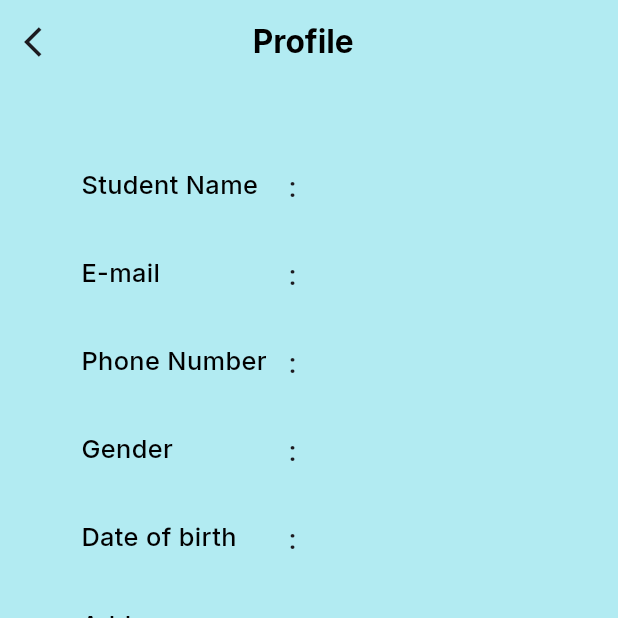
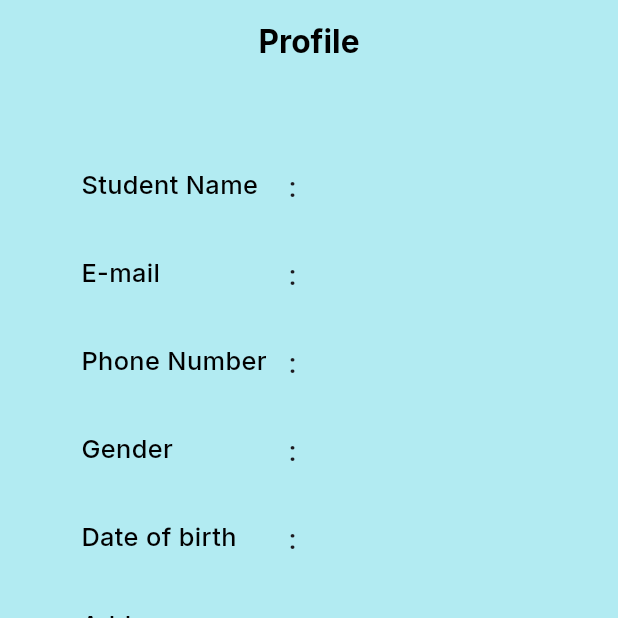
Before and after one commit to Nihala163/edulive, a Flutter app: the Viewuserprofile screen opened directly with empty values, scrolled down 152 dp, on a phone screen of 412 x 824 dp, the top half of it. Run offline on Flutter 3.47's test engine with Material 3 defaults, Android fonts, the phone set to English and light mode, and no system bars; our stand-ins replace carousel_slider, cloud_firestore, dropdown_button2, file_picker, firebase_auth, firebase_core and 11 more; missing offline and left inert: syncfusion_flutter_pdfviewer; accounts and stored records are empty; network calls fail; statements that could not run were skipped.

Commit message:
first commit

```diff
--- a/lib/Admin/View user profile.dart
+++ b/lib/Admin/View user profile.dart
@@ -20,23 +20,14 @@ class _ViewuserprofileState extends State<Viewuserprofile> {
         backgroundColor: Colors.cyan[100],
         surfaceTintColor: Colors.cyan[100],
         automaticallyImplyLeading: false,
-        title: Row(
-          mainAxisAlignment: MainAxisAlignment.spaceBetween,
-          children: [
-            InkWell(
-                onTap: () {
-                  Navigator.pop(context);
-                },
-                child: Icon(Icons.arrow_back_ios)),
-            Text(
+        title: Center(
+          child: Text(
             "Profile",
             style: GoogleFonts.inter(
                 fontSize: 20.sp,
                 fontWeight: FontWeight.bold,
                 color: Colors.black),
           ),
-         SizedBox(width: 30.w,)
-          ],
         ),
       ),
       backgroundColor: Colors.cyan[100],
```
Also changed, not shown: lib/Admin/View user login.dart (+2 -9 lines). Lines whose indentation alone changed are shown as unchanged.
